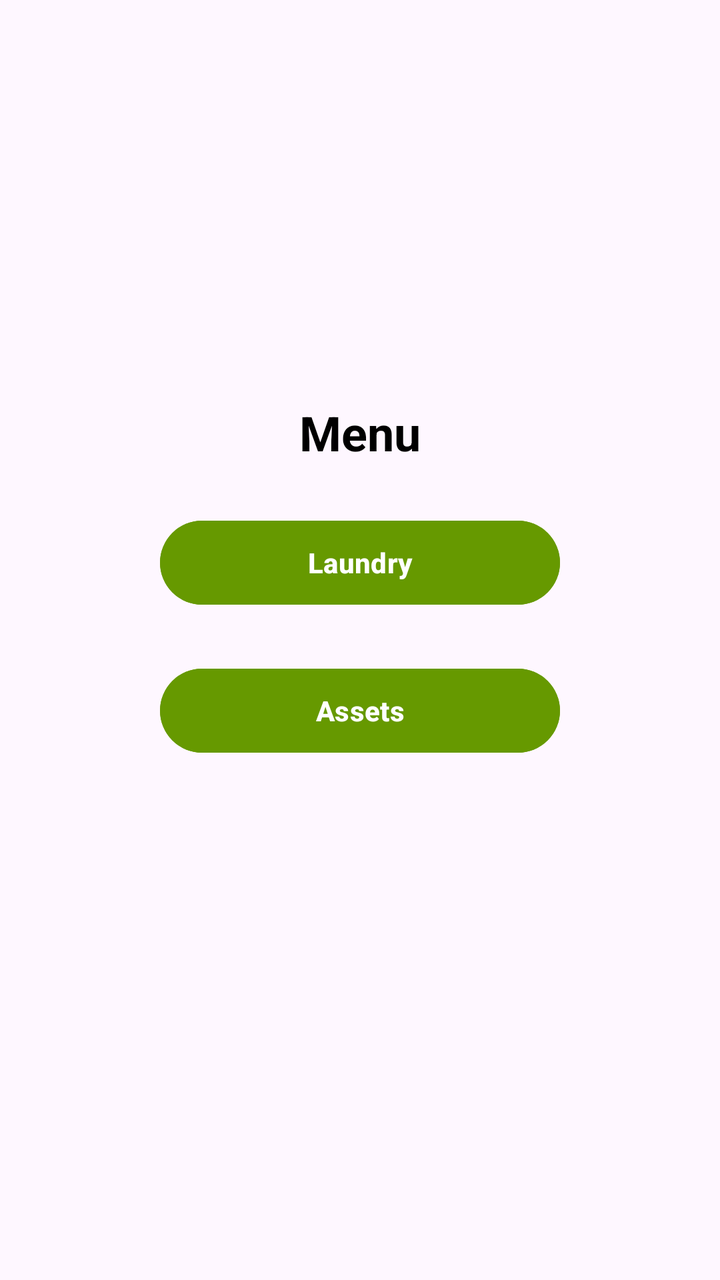
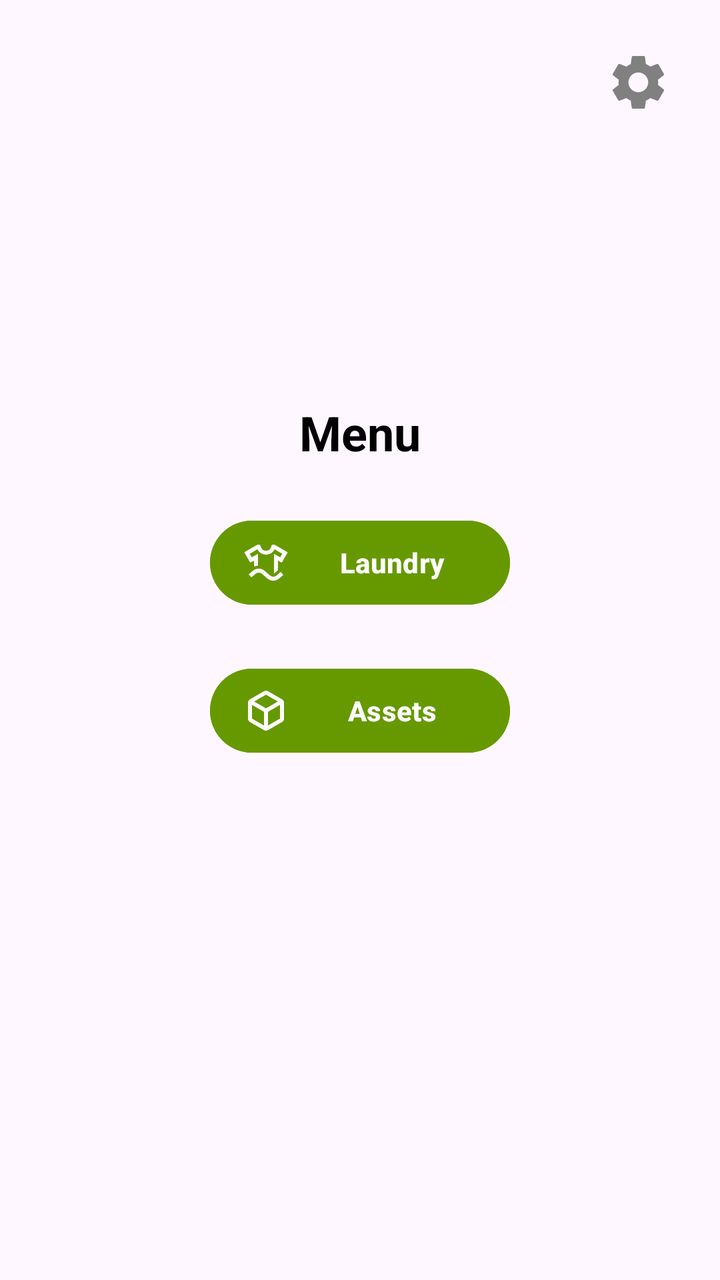

An Android layout rendered at two revisions. The XML below is the earlier revision; the diff shows what the commit changed to produce the second picture.
<!-- AndroidManifest.xml: application theme Theme.RFIDLaundryAsset -->
<!-- res/layout/activity_main.xml -->
<?xml version="1.0" encoding="utf-8"?>
<androidx.constraintlayout.widget.ConstraintLayout xmlns:android="http://schemas.android.com/apk/res/android"
    xmlns:app="http://schemas.android.com/apk/res-auto"
    xmlns:tools="http://schemas.android.com/tools"
    android:id="@+id/main"
    android:layout_width="match_parent"
    android:layout_height="match_parent"
    tools:context=".MainActivity">

    
    <TextView
        android:id="@+id/titleText"
        android:layout_width="wrap_content"
        android:layout_height="wrap_content"
        android:layout_marginTop="200dp"
        android:text="Menu"
        android:textSize="24sp"
        android:textStyle="bold"
        android:textColor="@android:color/black"
        app:layout_constraintEnd_toEndOf="parent"
        app:layout_constraintStart_toStartOf="parent"
        app:layout_constraintTop_toTopOf="parent" />

    
    <Button
        android:id="@+id/buttonLaundry"
        android:layout_width="200dp"
        android:layout_height="50dp"
        android:layout_marginTop="24dp"
        android:backgroundTint="@android:color/holo_green_dark"
        android:text="Laundry"
        android:textColor="@android:color/white"
        android:textStyle="bold"
        app:layout_constraintEnd_toEndOf="parent"
        app:layout_constraintStart_toStartOf="parent"
        app:layout_constraintTop_toBottomOf="@id/titleText" />

    
    <Button
        android:id="@+id/buttonAssets"
        android:layout_width="200dp"
        android:layout_height="50dp"
        android:layout_marginTop="24dp"
        android:backgroundTint="@android:color/holo_green_dark"
        android:text="Assets"
        android:textColor="@android:color/white"
        android:textStyle="bold"
        app:layout_constraintEnd_toEndOf="parent"
        app:layout_constraintStart_toStartOf="parent"
        app:layout_constraintTop_toBottomOf="@id/buttonLaundry" />
</androidx.constraintlayout.widget.ConstraintLayout>
<!-- resources referenced by this layout -->
<resources>
  <style name="Theme.RFIDLaundryAsset" parent="Base.Theme.RFIDLaundryAsset" />
  <style name="Base.Theme.RFIDLaundryAsset" parent="Theme.Material3.DayNight.NoActionBar">
          
          
      </style>
</resources>

<!-- the commit's change to res/layout/activity_main.xml (unified diff, before → after) -->
@@ -24,13 +24,16 @@
     
     <Button
         android:id="@+id/buttonLaundry"
-        android:layout_width="200dp"
+        android:layout_width="150dp"
         android:layout_height="50dp"
         android:layout_marginTop="24dp"
         android:backgroundTint="@android:color/holo_green_dark"
         android:text="Laundry"
-        android:textColor="@android:color/white"
+        android:drawableTint="@android:color/white"
         android:textStyle="bold"
+        android:drawableLeft="@drawable/ic_laundry"
+        android:paddingStart="16dp"
+        android:paddingEnd="16dp"
         app:layout_constraintEnd_toEndOf="parent"
         app:layout_constraintStart_toStartOf="parent"
         app:layout_constraintTop_toBottomOf="@id/titleText" />
@@ -38,14 +41,32 @@
     
     <Button
         android:id="@+id/buttonAssets"
-        android:layout_width="200dp"
+        android:layout_width="150dp"
         android:layout_height="50dp"
         android:layout_marginTop="24dp"
         android:backgroundTint="@android:color/holo_green_dark"
         android:text="Assets"
-        android:textColor="@android:color/white"
+        android:drawableTint="@android:color/white"
         android:textStyle="bold"
+        android:drawableLeft="@drawable/ic_assets"
+        android:paddingStart="16dp"
+        android:paddingEnd="16dp"
         app:layout_constraintEnd_toEndOf="parent"
         app:layout_constraintStart_toStartOf="parent"
         app:layout_constraintTop_toBottomOf="@id/buttonLaundry" />
+
+    
+    <ImageButton
+        android:id="@+id/buttonSettings"
+        android:layout_width="50dp"
+        android:layout_height="50dp"
+        android:layout_marginTop="16dp"
+        android:layout_marginEnd="16dp"
+        android:background="?android:attr/selectableItemBackgroundBorderless"
+        android:contentDescription="Settings"
+        android:src="@drawable/ic_settings"
+        app:layout_constraintEnd_toEndOf="parent"
+        app:layout_constraintTop_toTopOf="parent"
+        tools:ignore="HardcodedText" />
+
 </androidx.constraintlayout.widget.ConstraintLayout>
<!-- resource entries referenced after the edit -->
@@ -1,5 +1,33 @@
 <!-- resources referenced by this layout -->
 <resources>
+  <!-- drawable ic_assets (drawable) -->
+  <vector xmlns:android="http://schemas.android.com/apk/res/android"
+      android:width="24dp"
+      android:height="24dp"
+      android:viewportWidth="960"
+      android:viewportHeight="960"
+      android:tint="?attr/colorControlNormal">
+    <path
+        android:fillColor="@android:color/white"
+        android:pathData="M440,777L440,503L200,364L200,638Q200,638 200,638Q200,638 200,638L440,777ZM520,777L760,638Q760,638 760,638Q760,638 760,638L760,364L520,503L520,777ZM480,434L717,297L480,160Q480,160 480,160Q480,160 480,160L243,297L480,434ZM160,708Q141,697 130.5,679Q120,661 120,639L120,321Q120,299 130.5,281Q141,263 160,252L440,91Q459,80 480,80Q501,80 520,91L800,252Q819,263 829.5,281Q840,299 840,321L840,639Q840,661 829.5,679Q819,697 800,708L520,869Q501,880 480,880Q459,880 440,869L160,708ZM480,480Q480,480 480,480Q480,480 480,480L480,480Q480,480 480,480Q480,480 480,480L480,480Q480,480 480,480Q480,480 480,480L480,480Q480,480 480,480Q480,480 480,480L480,480Q480,480 480,480Q480,480 480,480L480,480Q480,480 480,480Q480,480 480,480Z"/>
+  </vector>
+  <!-- drawable ic_laundry (drawable) -->
+  <vector xmlns:android="http://schemas.android.com/apk/res/android"
+      android:width="24dp"
+      android:height="24dp"
+      android:viewportWidth="960"
+      android:viewportHeight="960"
+      android:tint="?attr/colorControlNormal">
+    <path
+        android:fillColor="@android:color/white"
+        android:pathData="M165,480L45,272L309,120L360,120Q376,168 398,204Q420,240 480,240Q540,240 562,204Q584,168 600,120L651,120L914,273L795,480L720,439L720,631L657,686Q654,688 649,691Q644,694 640,696L640,303L765,372L805,302L652,213Q628,262 581.5,291Q535,320 480,320Q425,320 378.5,291Q332,262 308,213L154,302L195,372L320,303L320,540Q299,542 279,546.5Q259,551 240,559L240,439L165,480ZM186,775L134,714L221,640Q244,620 273.5,609.5Q303,599 335,599Q367,599 396,609.5Q425,620 448,640L564,739Q576,749 592.5,754.5Q609,760 626,760Q644,760 659.5,755Q675,750 687,739L774,664L826,726L739,800Q716,820 687,830Q658,840 626,840Q594,840 564.5,830Q535,820 512,800L396,701Q384,691 368.5,685.5Q353,680 335,680Q318,680 301.5,685.5Q285,691 273,701L186,775ZM480,320L480,320L480,320Q480,320 480,320Q480,320 480,320Q480,320 480,320Q480,320 480,320L480,320L480,320L480,320L480,320Q480,320 480,320Q480,320 480,320Q480,320 480,320Q480,320 480,320L480,320Q480,320 480,320Q480,320 480,320Q480,320 480,320Q480,320 480,320L480,320Z"/>
+  </vector>
+  <!-- drawable ic_settings (drawable) -->
+  <vector xmlns:android="http://schemas.android.com/apk/res/android" android:height="33dp" android:tint="#808080" android:viewportHeight="24" android:viewportWidth="24" android:width="33dp">
+  
+      <path android:fillColor="@android:color/white" android:pathData="M19.14,12.94c0.04,-0.3 0.06,-0.61 0.06,-0.94c0,-0.32 -0.02,-0.64 -0.07,-0.94l2.03,-1.58c0.18,-0.14 0.23,-0.41 0.12,-0.61l-1.92,-3.32c-0.12,-0.22 -0.37,-0.29 -0.59,-0.22l-2.39,0.96c-0.5,-0.38 -1.03,-0.7 -1.62,-0.94L14.4,2.81c-0.04,-0.24 -0.24,-0.41 -0.48,-0.41h-3.84c-0.24,0 -0.43,0.17 -0.47,0.41L9.25,5.35C8.66,5.59 8.12,5.92 7.63,6.29L5.24,5.33c-0.22,-0.08 -0.47,0 -0.59,0.22L2.74,8.87C2.62,9.08 2.66,9.34 2.86,9.48l2.03,1.58C4.84,11.36 4.8,11.69 4.8,12s0.02,0.64 0.07,0.94l-2.03,1.58c-0.18,0.14 -0.23,0.41 -0.12,0.61l1.92,3.32c0.12,0.22 0.37,0.29 0.59,0.22l2.39,-0.96c0.5,0.38 1.03,0.7 1.62,0.94l0.36,2.54c0.05,0.24 0.24,0.41 0.48,0.41h3.84c0.24,0 0.44,-0.17 0.47,-0.41l0.36,-2.54c0.59,-0.24 1.13,-0.56 1.62,-0.94l2.39,0.96c0.22,0.08 0.47,0 0.59,-0.22l1.92,-3.32c0.12,-0.22 0.07,-0.47 -0.12,-0.61L19.14,12.94zM12,15.6c-1.98,0 -3.6,-1.62 -3.6,-3.6s1.62,-3.6 3.6,-3.6s3.6,1.62 3.6,3.6S13.98,15.6 12,15.6z"/>
+  
+  </vector>
   <style name="Theme.RFIDLaundryAsset" parent="Base.Theme.RFIDLaundryAsset" />
   <style name="Base.Theme.RFIDLaundryAsset" parent="Theme.Material3.DayNight.NoActionBar">
           
